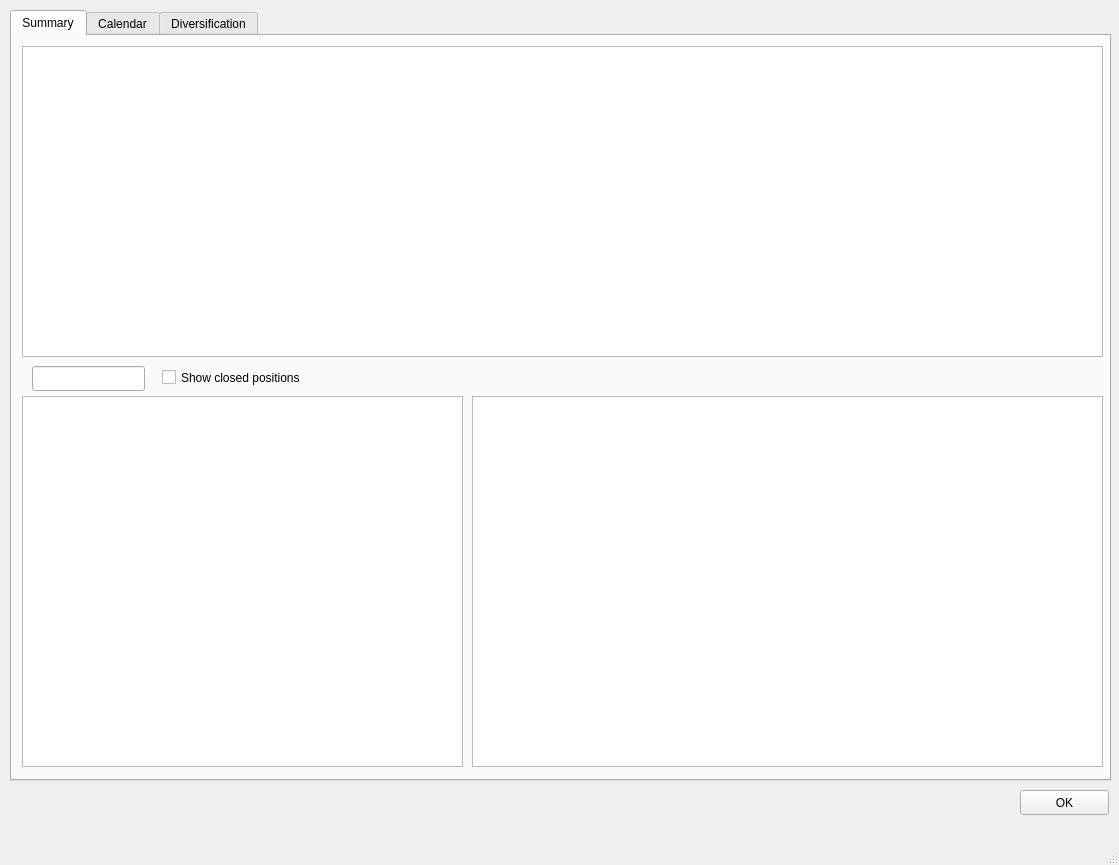
neeraavi/pydiv, file divui.ui: the form before one commit.
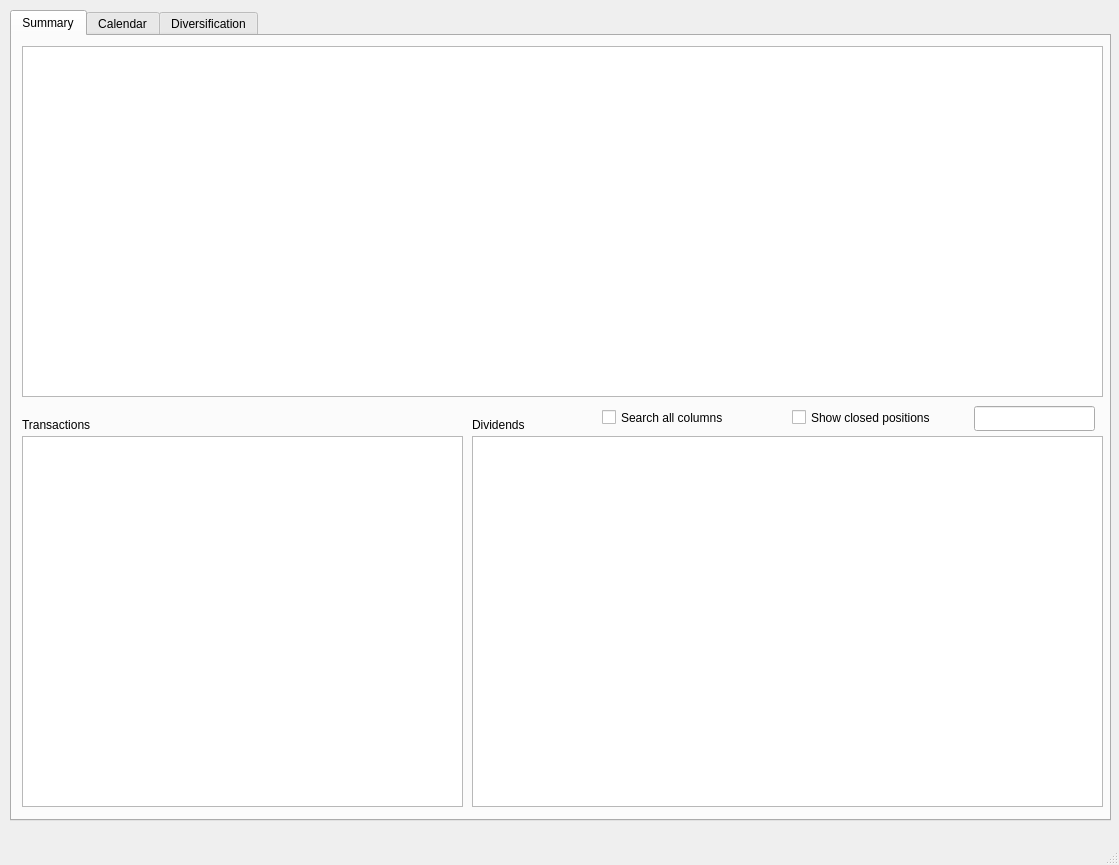
The form after the commit.

```diff
--- a/divui.ui
+++ b/divui.ui
@@ -20,7 +20,7 @@
       <x>10</x>
       <y>10</y>
       <width>1101</width>
-      <height>771</height>
+      <height>811</height>
      </rect>
     </property>
     <property name="currentIndex">
@@ -36,7 +36,7 @@
         <x>10</x>
         <y>10</y>
         <width>1081</width>
-        <height>311</height>
+        <height>351</height>
        </rect>
       </property>
       <property name="font">
@@ -95,7 +95,7 @@
       <property name="geometry">
        <rect>
         <x>10</x>
-        <y>360</y>
+        <y>400</y>
         <width>441</width>
         <height>371</height>
        </rect>
@@ -129,7 +129,7 @@
       <property name="geometry">
        <rect>
         <x>460</x>
-        <y>360</y>
+        <y>400</y>
         <width>631</width>
         <height>371</height>
        </rect>
@@ -153,12 +153,38 @@
        <number>18</number>
       </attribute>
      </widget>
+     <widget class="QLabel" name="label">
+      <property name="geometry">
+       <rect>
+        <x>10</x>
+        <y>380</y>
+        <width>101</width>
+        <height>17</height>
+       </rect>
+      </property>
+      <property name="text">
+       <string>Transactions</string>
+      </property>
+     </widget>
+     <widget class="QLabel" name="label_2">
+      <property name="geometry">
+       <rect>
+        <x>460</x>
+        <y>380</y>
+        <width>67</width>
+        <height>17</height>
+       </rect>
+      </property>
+      <property name="text">
+       <string>Dividends</string>
+      </property>
+     </widget>
      <widget class="QLineEdit" name="mainFilter">
       <property name="geometry">
        <rect>
-        <x>20</x>
-        <y>330</y>
-        <width>113</width>
+        <x>962</x>
+        <y>370</y>
+        <width>121</width>
         <height>25</height>
        </rect>
       </property>
@@ -166,8 +192,8 @@
      <widget class="QCheckBox" name="showClosedPositions">
       <property name="geometry">
        <rect>
-        <x>150</x>
-        <y>330</y>
+        <x>780</x>
+        <y>370</y>
         <width>171</width>
         <height>23</height>
        </rect>
@@ -176,6 +202,19 @@
        <string>Show closed positions</string>
       </property>
      </widget>
+     <widget class="QCheckBox" name="searchAllColumns">
+      <property name="geometry">
+       <rect>
+        <x>590</x>
+        <y>370</y>
+        <width>171</width>
+        <height>23</height>
+       </rect>
+      </property>
+      <property name="text">
+       <string>Search all columns</string>
+      </property>
+     </widget>
     </widget>
     <widget class="QWidget" name="tab_2">
      <attribute name="title">
@@ -325,19 +364,6 @@
      </attribute>
     </widget>
    </widget>
-   <widget class="QPushButton" name="btn_1">
-    <property name="geometry">
-     <rect>
-      <x>1020</x>
-      <y>790</y>
-      <width>89</width>
-      <height>25</height>
-     </rect>
-    </property>
-    <property name="text">
-     <string>OK</string>
-    </property>
-   </widget>
   </widget>
   <widget class="QMenuBar" name="menubar">
    <property name="geometry">
```
